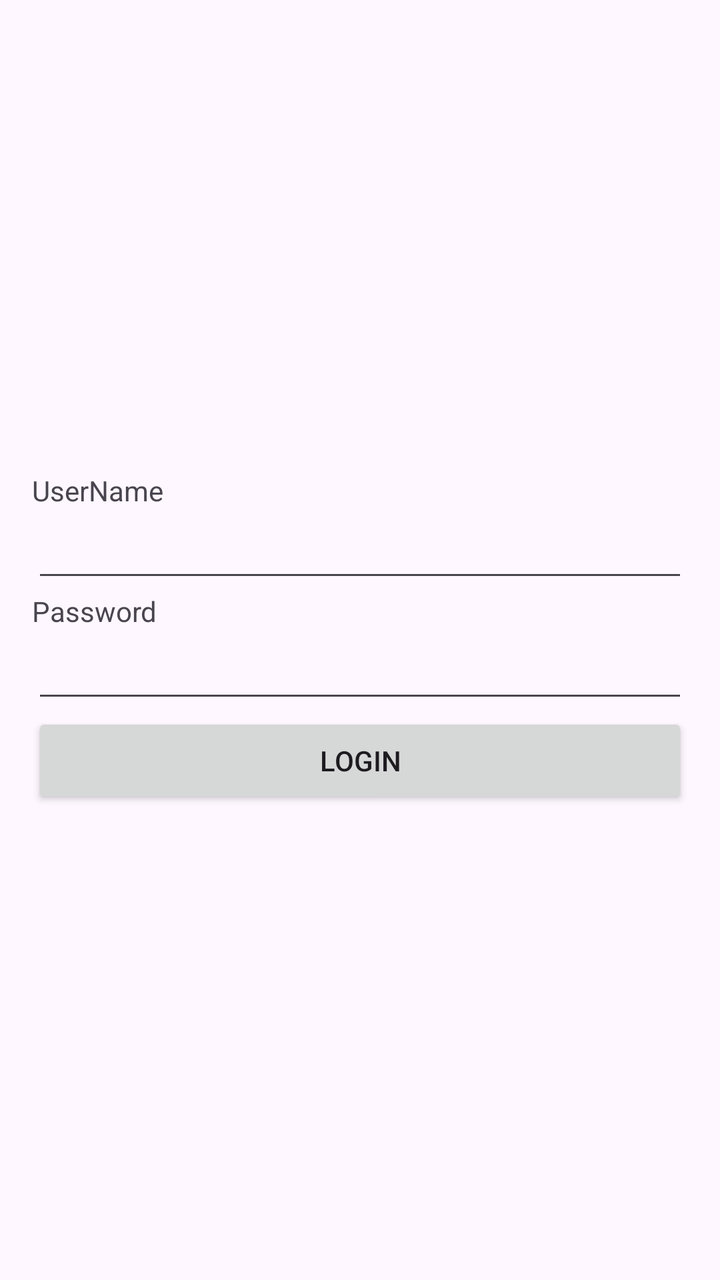
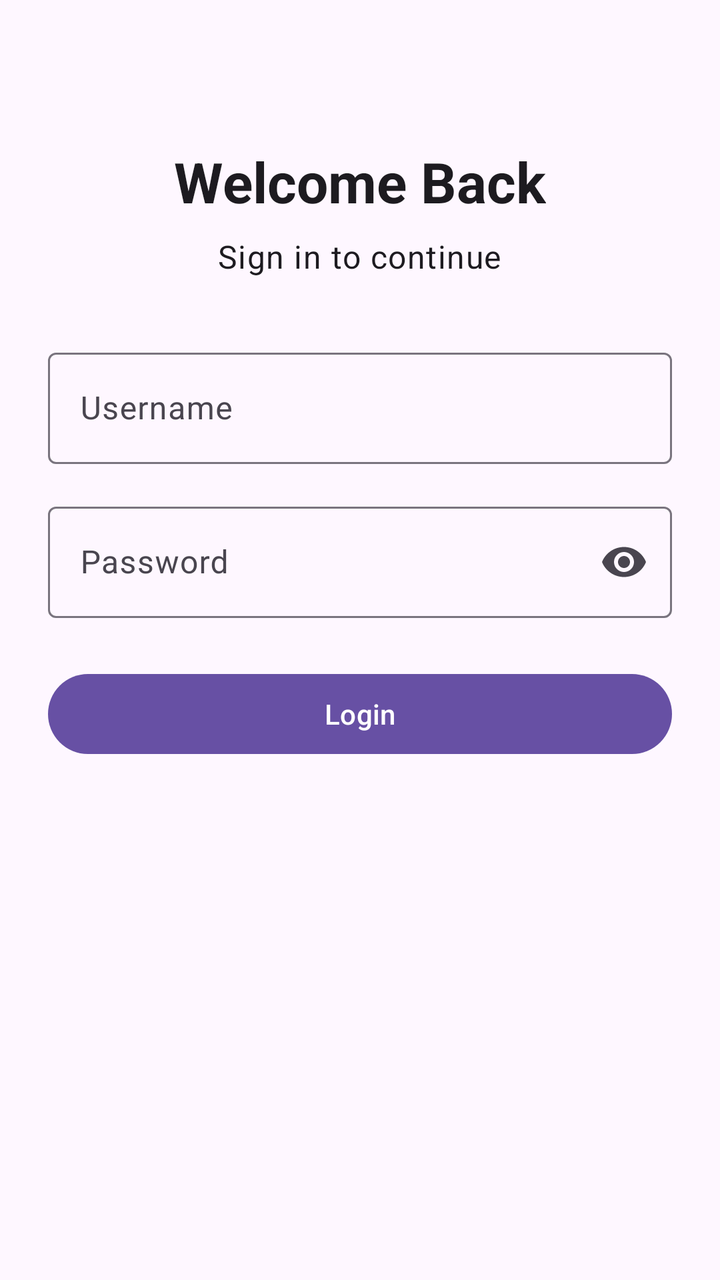

Two renders of the same Android screen: before a commit and after it. Below are the layout's source before the change and the commit's diff.
<!-- AndroidManifest.xml: application theme Theme.LoginPage -->
<!-- res/layout/activity_main.xml -->
<?xml version="1.0" encoding="utf-8"?>
<LinearLayout xmlns:android="http://schemas.android.com/apk/res/android"
    android:id="@+id/main"
    android:layout_width="match_parent"
    android:layout_height="match_parent"
    android:orientation="vertical"
    android:padding="16dp"
    android:gravity="center">

    <TextView
        android:id="@+id/textView3"
        android:layout_width="match_parent"
        android:layout_height="wrap_content"
        android:text="UserName" />

    <EditText
        android:id="@+id/username"
        android:layout_width="match_parent"
        android:layout_height="wrap_content"
        android:ems="10"
        android:inputType="textEmailAddress" />

    <TextView
        android:id="@+id/textView4"
        android:layout_width="match_parent"
        android:layout_height="wrap_content"
        android:text="Password" />

    <EditText
        android:id="@+id/password"
        android:layout_width="match_parent"
        android:layout_height="wrap_content"
        android:ems="10"
        android:inputType="textPassword" />

    <Button
        android:id="@+id/loginButton"
        android:layout_width="match_parent"
        android:layout_height="wrap_content"
        android:text="Login" />
</LinearLayout>
<!-- resources referenced by this layout -->
<resources>
  <style name="Theme.LoginPage" parent="Base.Theme.LoginPage" />
  <style name="Base.Theme.LoginPage" parent="Theme.Material3.DayNight.NoActionBar">
          
          
      </style>
</resources>

<!-- the commit's change to res/layout/activity_main.xml (unified diff, before → after) -->
@@ -1,41 +1,74 @@
 <?xml version="1.0" encoding="utf-8"?>
-<LinearLayout xmlns:android="http://schemas.android.com/apk/res/android"
+<ScrollView xmlns:android="http://schemas.android.com/apk/res/android"
+    xmlns:app="http://schemas.android.com/apk/res-auto"
     android:id="@+id/main"
     android:layout_width="match_parent"
     android:layout_height="match_parent"
-    android:orientation="vertical"
-    android:padding="16dp"
-    android:gravity="center">
+    android:fillViewport="true">
 
-    <TextView
-        android:id="@+id/textView3"
+    <LinearLayout
         android:layout_width="match_parent"
         android:layout_height="wrap_content"
-        android:text="UserName" />
+        android:orientation="vertical"
+        android:padding="24dp"
+        android:gravity="center_horizontal">
 
-    <EditText
-        android:id="@+id/username"
-        android:layout_width="match_parent"
-        android:layout_height="wrap_content"
-        android:ems="10"
-        android:inputType="textEmailAddress" />
+        <TextView
+            android:layout_width="wrap_content"
+            android:layout_height="wrap_content"
+            android:layout_marginTop="48dp"
+            android:text="Welcome Back"
+            android:textAppearance="@style/TextAppearance.Material3.HeadlineMedium"
+            android:textStyle="bold" />
 
-    <TextView
-        android:id="@+id/textView4"
-        android:layout_width="match_parent"
-        android:layout_height="wrap_content"
-        android:text="Password" />
+        <TextView
+            android:layout_width="wrap_content"
+            android:layout_height="wrap_content"
+            android:layout_marginTop="8dp"
+            android:layout_marginBottom="32dp"
+            android:text="Sign in to continue"
+            android:textAppearance="@style/TextAppearance.Material3.BodyLarge" />
 
-    <EditText
-        android:id="@+id/password"
-        android:layout_width="match_parent"
-        android:layout_height="wrap_content"
-        android:ems="10"
-        android:inputType="textPassword" />
+        <com.google.android.material.textfield.TextInputLayout
+            android:layout_width="match_parent"
+            android:layout_height="wrap_content"
+            android:hint="Username"
+            app:boxBackgroundMode="outline">
 
-    <Button
-        android:id="@+id/loginButton"
-        android:layout_width="match_parent"
-        android:layout_height="wrap_content"
-        android:text="Login" />
+            <com.google.android.material.textfield.TextInputEditText
+                android:id="@+id/username"
+                android:layout_width="match_parent"
+                android:layout_height="wrap_content"
+                android:inputType="text"
+                android:maxLines="1"
+                android:imeOptions="actionNext" />
+        </com.google.android.material.textfield.TextInputLayout>
+
+        <com.google.android.material.textfield.TextInputLayout
+            android:id="@+id/passwordLayout"
+            android:layout_width="match_parent"
+            android:layout_height="wrap_content"
+            android:layout_marginTop="16dp"
+            android:hint="Password"
+            app:boxBackgroundMode="outline"
+            app:endIconMode="password_toggle">
+
+            <com.google.android.material.textfield.TextInputEditText
+                android:id="@+id/password"
+                android:layout_width="match_parent"
+                android:layout_height="wrap_content"
+                android:inputType="textPassword"
+                android:maxLines="1"
+                android:imeOptions="actionDone" />
+        </com.google.android.material.textfield.TextInputLayout>
+
+        <com.google.android.material.button.MaterialButton
+            android:id="@+id/loginButton"
+            android:layout_width="match_parent"
+            android:layout_height="wrap_content"
+            android:layout_marginTop="24dp"
+            android:text="Login"
+            android:textAllCaps="false" />
+
 </LinearLayout>
+</ScrollView>
